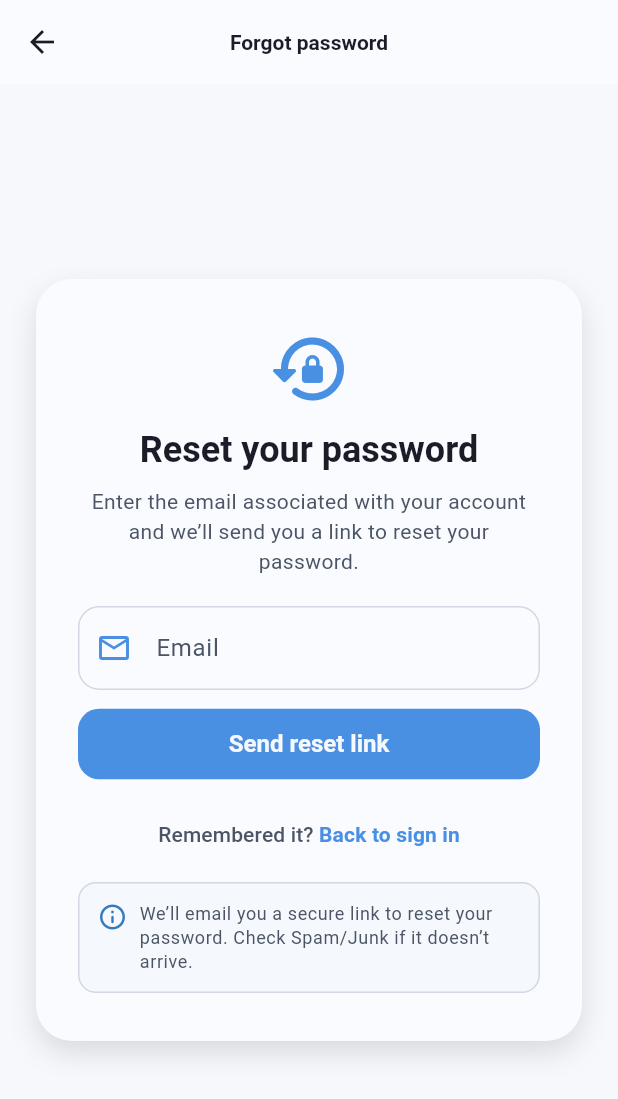
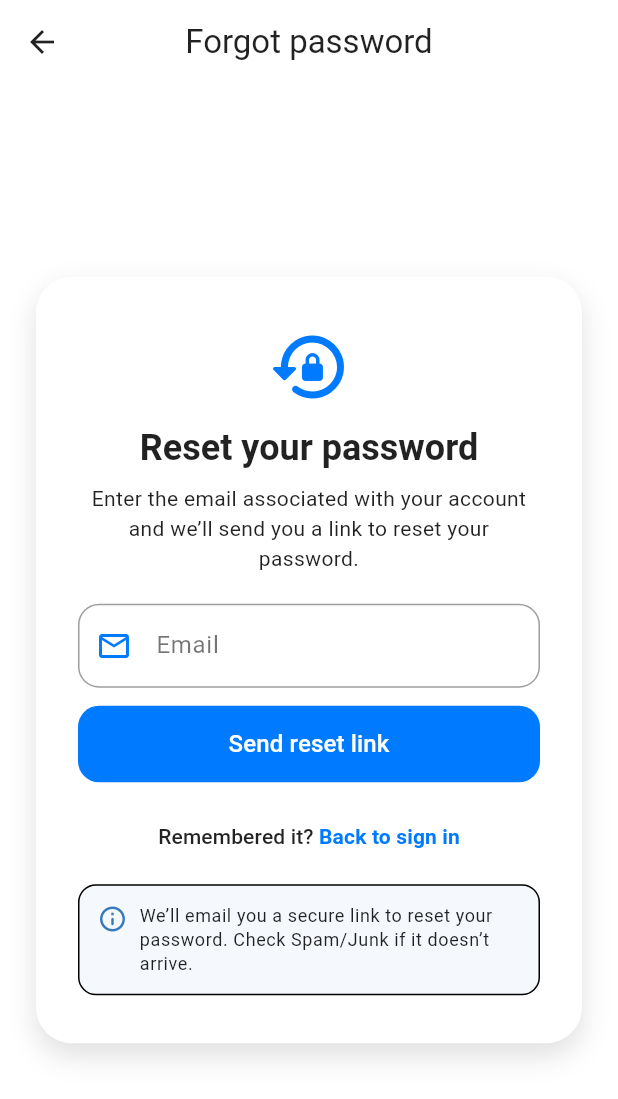
Before and after one commit to sustay2/lipread, a Flutter app: the screen it shows after launch, after a tap on "Forgot Password?", on a phone screen of 412 x 824 dp. Shown: the top 1099 px of the screen. Run offline on Flutter 3.47's test engine with Material 3 defaults, Android fonts, the phone set to English and light mode, and no system bars; our stand-ins replace camera, cloud_firestore, dio, file_picker, firebase_auth, firebase_core and 7 more; missing offline and left inert: android_intent_plus, biometric_storage; accounts and stored records are empty; Roboto replaces fonts that are missing (Poppins).

Commit message:
Remove theme switching and use single light theme

```diff
--- a/flutter_app/lib/app.dart
+++ b/flutter_app/lib/app.dart
@@ -1,35 +1,20 @@
 import 'package:flutter/material.dart';
-import 'package:flutter_app/common/services/theme_controller.dart';
-import 'package:flutter_app/theme/app_theme.dart';
+import 'package:flutter_app/theme/light_theme.dart';
 import 'package:flutter_app/services/router.dart';
-import 'package:provider/provider.dart';
 
 class ELRLApp extends StatelessWidget {
-  const ELRLApp({
-    super.key,
-    required this.themeController,
-  });
-
-  final ThemeController themeController;
+  const ELRLApp({super.key});
 
   @override
   Widget build(BuildContext context) {
-    return ChangeNotifierProvider<ThemeController>.value(
-      value: themeController,
-      child: Consumer<ThemeController>(
-        builder: (context, theme, _) {
     return MaterialApp(
       title: 'Lip Learning',
       debugShowCheckedModeBanner: false,
-            theme: AppTheme.lightTheme,
-            darkTheme: AppTheme.darkTheme,
-            themeMode: theme.themeMode,
+      theme: LightTheme.theme,
+      themeMode: ThemeMode.light,
       onGenerateRoute: AppNavigator.onGenerateRoute,
       initialRoute: Routes.splash,
       navigatorObservers: [routeObserver],
     );
-        },
-      ),
-    );
   }
 }
--- a/flutter_app/lib/common/services/theme_controller.dart
+++ /dev/null
@@ -1,33 +0,0 @@
-import 'package:flutter/material.dart';
-
-import '../../services/secure_storage_service.dart';
-
-class ThemeController extends ChangeNotifier {
-  ThemeMode _themeMode = ThemeMode.system;
-
-  ThemeMode get themeMode => _themeMode;
-
-  Future<void> loadThemeFromStorage() async {
-    final stored = await SecureStorageService.readThemeMode();
-    _themeMode = _stringToMode(stored);
-    notifyListeners();
-  }
-
-  Future<void> setThemeMode(ThemeMode mode) async {
-    _themeMode = mode;
-    notifyListeners();
-    await SecureStorageService.saveThemeMode(mode.name);
-  }
-
-  ThemeMode _stringToMode(String? value) {
-    switch (value) {
-      case 'light':
-        return ThemeMode.light;
-      case 'dark':
-        return ThemeMode.dark;
-      case 'system':
-      default:
-        return ThemeMode.system;
-    }
-  }
-}
--- a/flutter_app/lib/features/profile/account_page.dart
+++ b/flutter_app/lib/features/profile/account_page.dart
@@ -1,9 +1,6 @@
 import 'package:cloud_firestore/cloud_firestore.dart';
 import 'package:firebase_auth/firebase_auth.dart';
 import 'package:flutter/material.dart';
-import 'package:provider/provider.dart';
-
-import '../../common/services/theme_controller.dart';
 import '../../common/theme/app_spacing.dart';
 import '../../services/biometric_service.dart';
 import '../../services/secure_storage_service.dart';
@@ -466,9 +463,7 @@ class _AccountPageState extends State<AccountPage> {
   // ---------------------------------------------------------------------------
   @override
   Widget build(BuildContext context) {
-    final themeController = context.watch<ThemeController>();
     final theme = Theme.of(context);
-    final cs = theme.colorScheme;
     final sectionTitleStyle =
         theme.textTheme.titleMedium?.copyWith(fontWeight: FontWeight.w700);
 
@@ -517,9 +512,8 @@ class _AccountPageState extends State<AccountPage> {
                                 _usernameAvailable
                                     ? Icons.check_circle
                                     : Icons.error,
-                                    color: _usernameAvailable
-                                        ? cs.tertiary
-                                        : cs.error,
+                                    color:
+                                        _usernameAvailable ? Colors.green : Colors.red,
                                   ),
                       ),
                       onChanged: _checkUsername,
@@ -629,52 +623,6 @@ class _AccountPageState extends State<AccountPage> {
 
               const SizedBox(height: 20),
 
-              // --- Theme selector start ---
-              Container(
-                decoration: _cardDecor(context),
-                padding: const EdgeInsets.fromLTRB(16, 20, 16, 12),
-                child: Column(
-                  crossAxisAlignment: CrossAxisAlignment.start,
-                  children: [
-                    const Text(
-                      "Appearance",
-                      style: TextStyle(fontWeight: FontWeight.w700, fontSize: 15),
-                    ),
-                    const SizedBox(height: 12),
-                    RadioListTile<ThemeMode>(
-                      contentPadding: EdgeInsets.zero,
-                      title: const Text('Light'),
-                      value: ThemeMode.light,
-                      groupValue: themeController.themeMode,
-                      onChanged: (mode) {
-                        if (mode != null) themeController.setThemeMode(mode);
-                      },
-                    ),
-                    RadioListTile<ThemeMode>(
-                      contentPadding: EdgeInsets.zero,
-                      title: const Text('Dark'),
-                      value: ThemeMode.dark,
-                      groupValue: themeController.themeMode,
-                      onChanged: (mode) {
-                        if (mode != null) themeController.setThemeMode(mode);
-                      },
-                    ),
-                    RadioListTile<ThemeMode>(
-                      contentPadding: EdgeInsets.zero,
-                      title: const Text('System Default'),
-                      value: ThemeMode.system,
-                      groupValue: themeController.themeMode,
-                      onChanged: (mode) {
-                        if (mode != null) themeController.setThemeMode(mode);
-                      },
-                    ),
-                  ],
-                ),
-              ),
-              // --- Theme selector end ---
-
-              const SizedBox(height: 20),
-
               // DANGER ZONE
               Container(
                 decoration: _cardDecor(context),
@@ -684,15 +632,16 @@ class _AccountPageState extends State<AccountPage> {
                   children: [
                     Text(
                       "Danger zone",
-                      style: sectionTitleStyle?.copyWith(color: cs.error),
+                      style:
+                          sectionTitleStyle?.copyWith(color: Colors.redAccent),
                     ),
                     const SizedBox(height: 16),
                     SizedBox(
                       width: double.infinity,
                       child: FilledButton(
                         style: FilledButton.styleFrom(
-                          backgroundColor: cs.error,
-                          foregroundColor: cs.onError,
+                          backgroundColor: Colors.redAccent,
+                          foregroundColor: Colors.white,
                         ),
                         onPressed: _deleteAccount,
                         child: const Text("Delete account"),
@@ -713,7 +662,7 @@ class _AccountPageState extends State<AccountPage> {
                         width: 18,
                         child: CircularProgressIndicator(
                           strokeWidth: 2,
-                          color: Theme.of(context).colorScheme.onPrimary,
+                          color: Colors.white,
                         ),
                       )
                     : const Text("Save changes"),
@@ -730,13 +679,12 @@ class _AccountPageState extends State<AccountPage> {
 }
 
 BoxDecoration _cardDecor(BuildContext context) {
-  final cs = Theme.of(context).colorScheme;
   return BoxDecoration(
-    color: cs.surface,
+    color: Colors.white,
     borderRadius: BorderRadius.circular(16),
     boxShadow: [
       BoxShadow(
-        color: cs.shadow.withOpacity(0.12),
+        color: Colors.black.withOpacity(0.08),
         blurRadius: 18,
         offset: const Offset(0, 8),
       ),
--- a/flutter_app/lib/main.dart
+++ b/flutter_app/lib/main.dart
@@ -3,13 +3,9 @@ import 'package:firebase_core/firebase_core.dart';
 import 'package:cloud_firestore/cloud_firestore.dart';
 import 'firebase_options.dart';
 import 'package:flutter_app/app.dart';
-import 'package:flutter_app/common/services/theme_controller.dart';
 
 Future<void> main() async {
   WidgetsFlutterBinding.ensureInitialized();
-
-  final themeController = ThemeController();
-  await themeController.loadThemeFromStorage();
 
   try {
     await FirebaseFirestore.instance.disableNetwork();
@@ -18,5 +14,5 @@ Future<void> main() async {
 
   await Firebase.initializeApp(options: DefaultFirebaseOptions.currentPlatform);
 
-  runApp(ELRLApp(themeController: themeController));
+  runApp(const ELRLApp());
 }
--- a/flutter_app/lib/services/secure_storage_service.dart
+++ b/flutter_app/lib/services/secure_storage_service.dart
@@ -6,7 +6,6 @@ import 'package:flutter_secure_storage/flutter_secure_storage.dart';
 class SecureStorageService {
   static const _storageName = 'lipread_bio_v1';
   static const _flagsStorageName = 'lipread_bio_flags_v1';
-  static const _themeModeKey = 'theme_mode';
 
   static const FlutterSecureStorage _secureStorage = FlutterSecureStorage();
 
@@ -192,16 +191,4 @@ class SecureStorageService {
       await storage.write(jsonEncode(data));
     }
   }
-
-  // ---------------------------------------------------------------------------
-  // THEME MODE
-  // ---------------------------------------------------------------------------
-
-  static Future<void> saveThemeMode(String value) {
-    return _secureStorage.write(key: _themeModeKey, value: value);
-  }
-
-  static Future<String?> readThemeMode() {
-    return _secureStorage.read(key: _themeModeKey);
-  }
 }
--- a/flutter_app/lib/theme/app_theme.dart
+++ /dev/null
@@ -1,210 +0,0 @@
-import 'package:flutter/material.dart';
-
-class AppTheme {
-  static const _primary = Color(0xFF4A90E2);
-  static const _primaryVariant = Color(0xFF357ABD);
-  static const _error = Color(0xFFE57373);
-  static const _success = Color(0xFF4CAF50);
-  static const _lightSurface = Color(0xFFF9FBFF);
-  static const _lightOnSurface = Color(0xFF1C1C28);
-  static const _lightOnColor = Color(0xFFF6F8FC);
-  static const _darkOnColor = Color(0xFFF2F5FC);
-
-  static const ColorScheme _lightScheme = ColorScheme(
-    brightness: Brightness.light,
-    primary: _primary,
-    onPrimary: _lightOnColor,
-    primaryContainer: Color(0xFFDEE9FB),
-    onPrimaryContainer: Color(0xFF0F2D57),
-    secondary: _primaryVariant,
-    onSecondary: _lightOnColor,
-    secondaryContainer: Color(0xFFE3EEF9),
-    onSecondaryContainer: Color(0xFF0B2A4A),
-    surface: _lightSurface,
-    onSurface: _lightOnSurface,
-    surfaceTint: _lightSurface,
-    surfaceVariant: Color(0xFFE5EBF3),
-    onSurfaceVariant: Color(0xFF4C5565),
-    background: Color(0xFFF6F8FC),
-    onBackground: _lightOnSurface,
-    error: _error,
-    onError: _lightOnColor,
-    errorContainer: Color(0xFFFDD9D7),
-    onErrorContainer: Color(0xFF5F1210),
-    tertiary: _success,
-    onTertiary: _lightOnColor,
-    tertiaryContainer: Color(0xFFD4F5DC),
-    onTertiaryContainer: Color(0xFF0F3F1D),
-    outline: Color(0xFFD2D8E3),
-    outlineVariant: Color(0xFFEDF1F7),
-    shadow: Color(0x19000000),
-    scrim: Color(0xFF0B0D14),
-  );
-
-  static const ColorScheme _darkScheme = ColorScheme(
-    brightness: Brightness.dark,
-    primary: _primary,
-    onPrimary: _darkOnColor,
-    primaryContainer: Color(0xFF1F4B7B),
-    onPrimaryContainer: Color(0xFFCEE2FF),
-    secondary: _primaryVariant,
-    onSecondary: _darkOnColor,
-    secondaryContainer: Color(0xFF1C3D61),
-    onSecondaryContainer: Color(0xFFD4E6FF),
-    surface: Color(0xFF151B24),
-    onSurface: Color(0xFFE3E8EF),
-    surfaceTint: Color(0xFF1E2632),
-    surfaceVariant: Color(0xFF1E2632),
-    onSurfaceVariant: Color(0xFFAFB6C2),
-    background: Color(0xFF0F141C),
-    onBackground: Color(0xFFE3E8EF),
-    error: _error,
-    onError: _darkOnColor,
-    errorContainer: Color(0xFF8C1D18),
-    onErrorContainer: Color(0xFFFDDAD6),
-    tertiary: _success,
-    onTertiary: _darkOnColor,
-    tertiaryContainer: Color(0xFF1F4D2C),
-    onTertiaryContainer: Color(0xFFCFEBD6),
-    outline: Color(0xFF3D4757),
-    outlineVariant: Color(0xFF2B3442),
-    shadow: Color(0x66000000),
-    scrim: Color(0xFF0B0D14),
-  );
-
-  static ThemeData get lightTheme => _baseTheme(_lightScheme);
-  static ThemeData get darkTheme => _baseTheme(_darkScheme);
-
-  static ThemeData _baseTheme(ColorScheme scheme) {
-    final isDark = scheme.brightness == Brightness.dark;
-
-    final textTheme = (isDark ? Typography.whiteCupertino : Typography.blackCupertino)
-        .apply(fontFamily: 'Poppins', displayColor: scheme.onSurface, bodyColor: scheme.onSurface);
-
-    return ThemeData(
-      useMaterial3: true,
-      colorScheme: scheme,
-      scaffoldBackgroundColor: scheme.background,
-      fontFamily: 'Poppins',
-      textTheme: textTheme,
-      appBarTheme: AppBarTheme(
-        backgroundColor: scheme.surface,
-        elevation: 0,
-        centerTitle: true,
-        foregroundColor: scheme.onSurface,
-        titleTextStyle: textTheme.titleLarge?.copyWith(fontWeight: FontWeight.w700),
-      ),
-      cardTheme: CardTheme(
-        color: scheme.surface,
-        surfaceTintColor: scheme.surface,
-        elevation: isDark ? 1 : 2,
-        shape: RoundedRectangleBorder(borderRadius: BorderRadius.circular(16)),
-      ),
-      inputDecorationTheme: InputDecorationTheme(
-        filled: true,
-        fillColor: isDark ? scheme.surfaceVariant : scheme.surface,
-        contentPadding: const EdgeInsets.symmetric(vertical: 14, horizontal: 12),
-        border: OutlineInputBorder(
-          borderRadius: BorderRadius.circular(14),
-          borderSide: BorderSide(color: scheme.outline),
-        ),
-        enabledBorder: OutlineInputBorder(
-          borderRadius: BorderRadius.circular(14),
-          borderSide: BorderSide(color: scheme.outline),
-        ),
-        focusedBorder: OutlineInputBorder(
-          borderRadius: BorderRadius.circular(14),
-          borderSide: BorderSide(color: scheme.primary, width: 1.5),
-        ),
-        errorBorder: OutlineInputBorder(
-          borderRadius: BorderRadius.circular(14),
-          borderSide: BorderSide(color: scheme.error, width: 1.5),
-        ),
-        labelStyle: TextStyle(color: scheme.onSurfaceVariant),
-        hintStyle: TextStyle(color: scheme.onSurfaceVariant.withOpacity(0.8)),
-      ),
-      filledButtonTheme: FilledButtonThemeData(
-        style: FilledButton.styleFrom(
-          backgroundColor: scheme.primary,
-          foregroundColor: scheme.onPrimary,
-          padding: const EdgeInsets.symmetric(vertical: 14),
-          shape: RoundedRectangleBorder(borderRadius: BorderRadius.circular(14)),
-          textStyle: const TextStyle(fontWeight: FontWeight.w600, fontSize: 15),
-        ),
-      ),
-      elevatedButtonTheme: ElevatedButtonThemeData(
-        style: ElevatedButton.styleFrom(
-          backgroundColor: scheme.primary,
-          foregroundColor: scheme.onPrimary,
-          elevation: isDark ? 1 : 2,
-          shape: RoundedRectangleBorder(borderRadius: BorderRadius.circular(14)),
-          textStyle: const TextStyle(fontWeight: FontWeight.w600, fontSize: 15),
-        ),
-      ),
-      outlinedButtonTheme: OutlinedButtonThemeData(
-        style: OutlinedButton.styleFrom(
-          foregroundColor: scheme.onSurface,
-          side: BorderSide(color: scheme.outline),
-          padding: const EdgeInsets.symmetric(vertical: 14, horizontal: 16),
-          shape: RoundedRectangleBorder(borderRadius: BorderRadius.circular(14)),
-          textStyle: const TextStyle(fontWeight: FontWeight.w500, fontSize: 14),
-        ),
-      ),
-      switchTheme: SwitchThemeData(
-        thumbColor: WidgetStateProperty.resolveWith(
-          (states) => states.contains(WidgetState.selected) ? scheme.primary : scheme.onSurfaceVariant,
-        ),
-        trackColor: WidgetStateProperty.resolveWith(
-          (states) => states.contains(WidgetState.selected)
-              ? scheme.primary.withOpacity(0.35)
-              : scheme.onSurfaceVariant.withOpacity(0.3),
-        ),
-      ),
-      snackBarTheme: SnackBarThemeData(
-        backgroundColor: isDark ? scheme.surfaceVariant : scheme.onSurface,
-        contentTextStyle: TextStyle(
-          color: isDark ? scheme.onSurface : scheme.onPrimary,
-        ),
-        behavior: SnackBarBehavior.floating,
-        shape: RoundedRectangleBorder(borderRadius: BorderRadius.circular(12)),
-      ),
-      navigationBarTheme: NavigationBarThemeData(
-        height: 64,
-        backgroundColor: scheme.surface,
-        elevation: 0,
-        indicatorColor: scheme.secondaryContainer.withOpacity(isDark ? 0.3 : 0.6),
-        indicatorShape: RoundedRectangleBorder(borderRadius: BorderRadius.circular(14)),
-        iconTheme: WidgetStateProperty.resolveWith(
-          (states) => IconThemeData(
-            size: 24,
-            color: states.contains(WidgetState.selected)
-                ? scheme.primary
-                : scheme.onSurfaceVariant,
-          ),
-        ),
-        labelTextStyle: WidgetStateProperty.resolveWith(
-          (states) => TextStyle(
-            fontSize: 12,
-            fontWeight: states.contains(WidgetState.selected) ? FontWeight.w700 : FontWeight.w500,
-            color: states.contains(WidgetState.selected)
-                ? scheme.primary
-                : scheme.onSurfaceVariant,
-          ),
-        ),
-      ),
-      bottomNavigationBarTheme: BottomNavigationBarThemeData(
-        backgroundColor: scheme.surface,
-        selectedItemColor: scheme.primary,
-        unselectedItemColor: scheme.onSurfaceVariant,
-        type: BottomNavigationBarType.fixed,
-      ),
-      dialogTheme: DialogTheme(
-        backgroundColor: scheme.surface,
-        shape: RoundedRectangleBorder(borderRadius: BorderRadius.circular(16)),
-        elevation: isDark ? 1 : 2,
-        titleTextStyle: textTheme.titleLarge,
-        contentTextStyle: textTheme.bodyMedium,
-      ),
-    );
-  }
-}
--- /dev/null
+++ b/flutter_app/lib/theme/light_theme.dart
@@ -0,0 +1,90 @@
+import 'package:flutter/material.dart';
+
+class LightTheme {
+  static final ThemeData theme = ThemeData(
+    useMaterial3: true,
+    brightness: Brightness.light,
+    primaryColor: const Color(0xFF007AFF),
+    colorScheme: const ColorScheme.light(
+      primary: Color(0xFF007AFF),
+      onPrimary: Colors.white,
+      secondary: Color(0xFF005BBB),
+      onSecondary: Colors.white,
+      background: Colors.white,
+      onBackground: Colors.black,
+      surface: Colors.white,
+      onSurface: Colors.black87,
+      error: Colors.red,
+      onError: Colors.white,
+    ),
+    scaffoldBackgroundColor: Colors.white,
+    appBarTheme: const AppBarTheme(
+      backgroundColor: Colors.white,
+      foregroundColor: Colors.black,
+      elevation: 0,
+      centerTitle: true,
+    ),
+    cardTheme: CardTheme(
+      color: Colors.white,
+      elevation: 2,
+      shape: RoundedRectangleBorder(borderRadius: BorderRadius.circular(16)),
+    ),
+    inputDecorationTheme: InputDecorationTheme(
+      filled: true,
+      fillColor: Colors.white,
+      contentPadding: const EdgeInsets.symmetric(vertical: 14, horizontal: 12),
+      border: OutlineInputBorder(
+        borderRadius: BorderRadius.circular(14),
+        borderSide: const BorderSide(color: Colors.grey),
+      ),
+      enabledBorder: OutlineInputBorder(
+        borderRadius: BorderRadius.circular(14),
+        borderSide: const BorderSide(color: Colors.grey),
+      ),
+      focusedBorder: OutlineInputBorder(
+        borderRadius: BorderRadius.circular(14),
+        borderSide: const BorderSide(color: Color(0xFF007AFF), width: 1.5),
+      ),
+      errorBorder: OutlineInputBorder(
+        borderRadius: BorderRadius.circular(14),
+        borderSide: const BorderSide(color: Colors.red, width: 1.5),
+      ),
+      labelStyle: const TextStyle(color: Colors.black54),
+      hintStyle: const TextStyle(color: Colors.black45),
+    ),
+    elevatedButtonTheme: ElevatedButtonThemeData(
+      style: ElevatedButton.styleFrom(
+        backgroundColor: const Color(0xFF007AFF),
+        foregroundColor: Colors.white,
+        elevation: 2,
+        shape: RoundedRectangleBorder(borderRadius: BorderRadius.circular(14)),
+        textStyle: const TextStyle(fontWeight: FontWeight.w600, fontSize: 15),
+      ),
+    ),
+    outlinedButtonTheme: OutlinedButtonThemeData(
+      style: OutlinedButton.styleFrom(
+        foregroundColor: Colors.black87,
+        side: const BorderSide(color: Color(0xFF007AFF)),
+        padding: const EdgeInsets.symmetric(vertical: 14, horizontal: 16),
+        shape: RoundedRectangleBorder(borderRadius: BorderRadius.circular(14)),
+        textStyle: const TextStyle(fontWeight: FontWeight.w500, fontSize: 14),
+      ),
+    ),
+    bottomNavigationBarTheme: const BottomNavigationBarThemeData(
+      backgroundColor: Colors.white,
+      selectedItemColor: Color(0xFF007AFF),
+      unselectedItemColor: Colors.grey,
+      type: BottomNavigationBarType.fixed,
+    ),
+    tabBarTheme: const TabBarTheme(
+      labelColor: Color(0xFF007AFF),
+      unselectedLabelColor: Colors.black54,
+      indicatorColor: Color(0xFF007AFF),
+    ),
+    snackBarTheme: const SnackBarThemeData(
+      backgroundColor: Colors.black87,
+      contentTextStyle: TextStyle(color: Colors.white),
+      behavior: SnackBarBehavior.floating,
+    ),
+  );
+}
```
Lines whose indentation alone changed are shown as unchanged.
